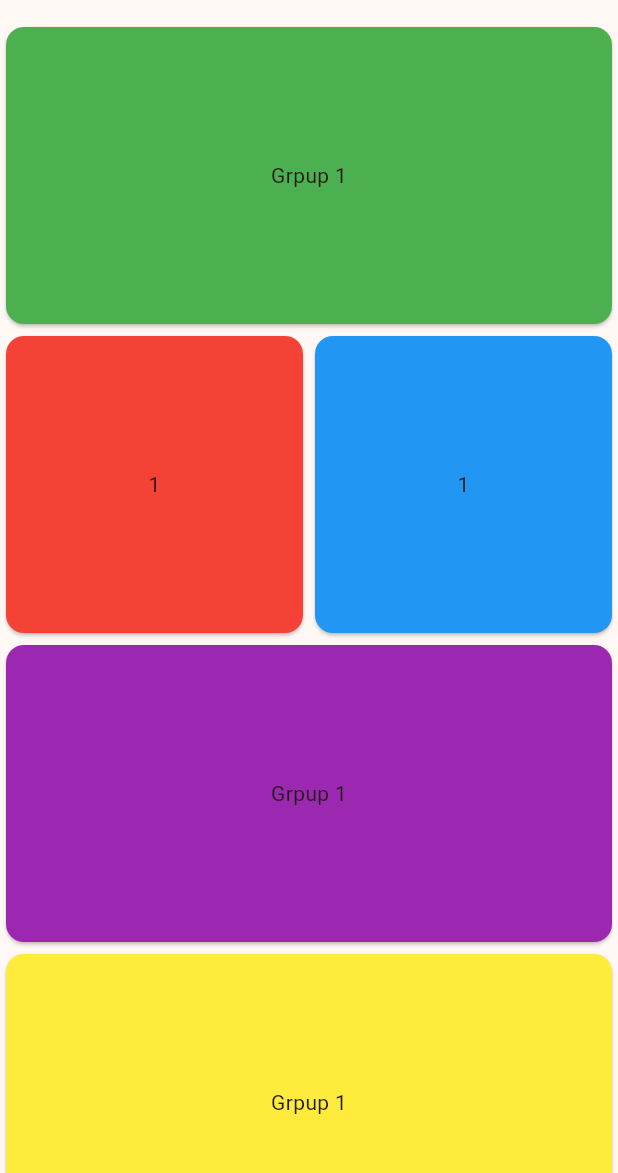
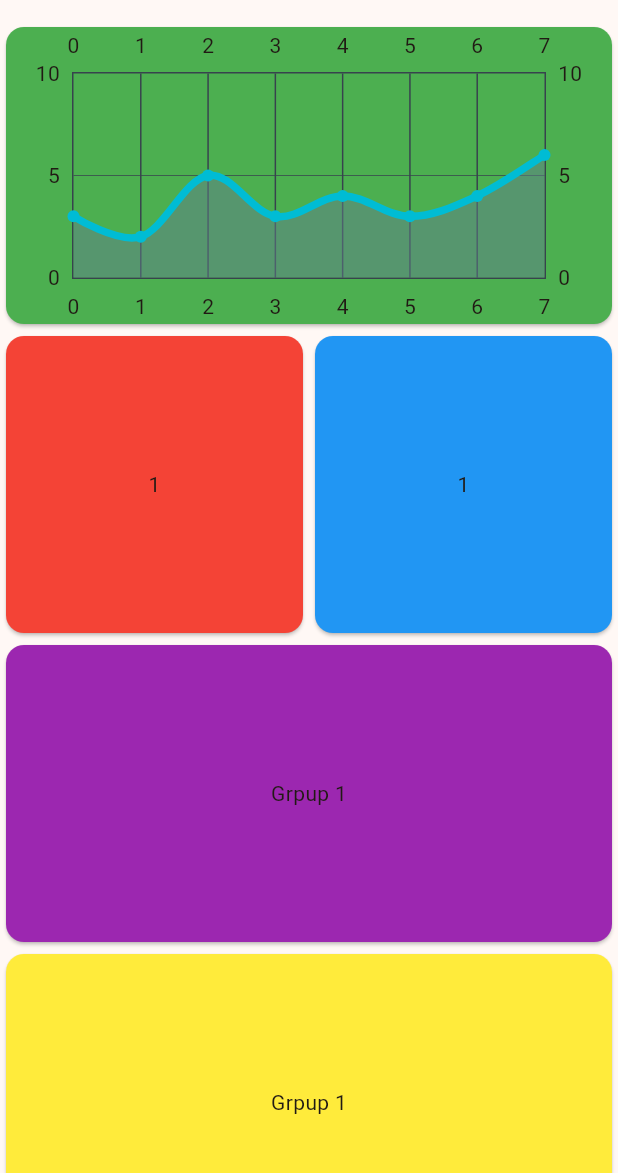
Before and after one commit to cmsong111/smart_brace_case, a Flutter app: the HomePage screen opened directly, on a phone screen of 412 x 824 dp, the part 63-1236 px from its top. Run offline on Flutter 3.47's test engine with Material 2 defaults, Android fonts, the phone set to English and light mode, and no system bars; drawn by our look-alikes of fl_chart; our stand-ins replace firebase_auth, firebase_core, flutter_signin_button, fluttertoast, form_builder_validators, google_sign_in and 1 more; accounts and stored records are empty; generated files the repository leaves out were written again.

Commit message:
add: fi chart to home_page.dart

```diff
--- a/lib/src/presentation/views/main/dental_paga.dart
+++ b/lib/src/presentation/views/main/dental_paga.dart
@@ -16,8 +16,7 @@ class _DentalPageState extends State<DentalPage> {
         children: [
           Stack(
             children: [
-              Image.network(
-                  "https://www.shhosp.co.kr/common/front/group/images/meidcal/bg_dentistry.jpg"),
+              Image.asset("assets/images/bg_dentistry.jpg"),
               const Padding(
                 padding: EdgeInsets.all(8.0),
                 child: Text("김남주 치과",
--- a/lib/src/presentation/views/main/home_page.dart
+++ b/lib/src/presentation/views/main/home_page.dart
@@ -1,3 +1,4 @@
+import 'package:fl_chart/fl_chart.dart';
 import 'package:flutter/material.dart';
 import 'package:flutter_staggered_grid_view/flutter_staggered_grid_view.dart';
 
@@ -17,18 +18,18 @@ class _HomePageState extends State<HomePage> {
         children: [
           StaggeredGrid.count(
             crossAxisCount: 2,
-            children: const <StaggeredGridTile>[
+            children: <StaggeredGridTile>[
               StaggeredGridTile.count(
                 crossAxisCellCount: 2,
                 mainAxisCellCount: 1,
                 child: Card(
                   color: Colors.green,
-                  child: Center(
-                    child: Text("Grpup 1"),
+                  child: LineChart(
+                    mainChart(),
                   ),
                 ),
               ),
-              StaggeredGridTile.count(
+              const StaggeredGridTile.count(
                 crossAxisCellCount: 1,
                 mainAxisCellCount: 1,
                 child: Card(
@@ -38,7 +39,7 @@ class _HomePageState extends State<HomePage> {
                   ),
                 ),
               ),
-              StaggeredGridTile.count(
+              const StaggeredGridTile.count(
                 crossAxisCellCount: 1,
                 mainAxisCellCount: 1,
                 child: Card(
@@ -48,7 +49,7 @@ class _HomePageState extends State<HomePage> {
                   ),
                 ),
               ),
-              StaggeredGridTile.count(
+              const StaggeredGridTile.count(
                 crossAxisCellCount: 2,
                 mainAxisCellCount: 1,
                 child: Card(
@@ -58,7 +59,7 @@ class _HomePageState extends State<HomePage> {
                   ),
                 ),
               ),
-              StaggeredGridTile.count(
+              const StaggeredGridTile.count(
                 crossAxisCellCount: 2,
                 mainAxisCellCount: 1,
                 child: Card(
@@ -68,7 +69,7 @@ class _HomePageState extends State<HomePage> {
                   ),
                 ),
               ),
-              StaggeredGridTile.count(
+              const StaggeredGridTile.count(
                 crossAxisCellCount: 1,
                 mainAxisCellCount: 1,
                 child: Card(
@@ -78,7 +79,7 @@ class _HomePageState extends State<HomePage> {
                   ),
                 ),
               ),
-              StaggeredGridTile.count(
+              const StaggeredGridTile.count(
                 crossAxisCellCount: 1,
                 mainAxisCellCount: 1,
                 child: Card(
@@ -95,3 +96,54 @@ class _HomePageState extends State<HomePage> {
     );
   }
 }
+
+LineChartData mainChart() {
+  return LineChartData(
+    gridData: FlGridData(
+      show: true,
+      drawVerticalLine: true,
+      getDrawingHorizontalLine: (value) {
+        return const FlLine(
+          color: Color(0xff37434d),
+          strokeWidth: 0.5,
+        );
+      },
+      getDrawingVerticalLine: (value) {
+        return const FlLine(
+          color: Color(0xff37434d),
+          strokeWidth: 1,
+        );
+      },
+    ),
+    borderData: FlBorderData(
+        show: true,
+        border: Border.all(color: const Color(0xff37434d), width: 1)),
+    minX: 0,
+    maxX: 7,
+    minY: 0,
+    maxY: 10,
+    lineBarsData: [
+      LineChartBarData(
+        spots: const [
+          FlSpot(0, 3),
+          FlSpot(1, 2),
+          FlSpot(2, 5),
+          FlSpot(3, 3),
+          FlSpot(4, 4),
+          FlSpot(5, 3),
+          FlSpot(6, 4),
+          FlSpot(7, 6),
+        ],
+        isCurved: true,
+        barWidth: 5,
+        isStrokeCapRound: true,
+        dotData: const FlDotData(
+          show: true,
+        ),
+        belowBarData: BarAreaData(
+          show: true,
+        ),
+      ),
+    ],
+  );
+}
--- a/pubspec.yaml
+++ b/pubspec.yaml
@@ -51,6 +51,7 @@ dependencies:
   form_builder_validators: ^9.0.0
   fluttertoast: ^8.2.2
   flutter_staggered_grid_view: ^0.7.0
+  fl_chart: ^0.63.0
 
 dev_dependencies:
   flutter_test:
@@ -76,7 +77,8 @@ flutter:
   uses-material-design: true
 
   # To add assets to your application, add an assets section, like this:
-  # assets:
+  assets:
+    - assets/images/
 
   # An image asset can refer to one or more resolution-specific "variants", see
   # https://flutter.dev/assets-and-images/#resolution-aware
```
Also changed, not shown: assets/images/bg_dentistry.jpg (added), pubspec.lock.
